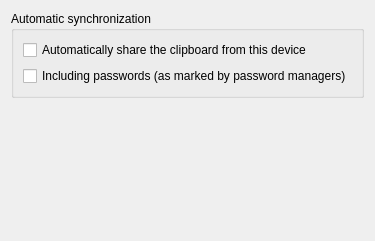
This is plugins/clipboard/clipboard_config.ui in KDE/kdeconnect-kde as Qt 5 draws it before an edit. The edited form follows.
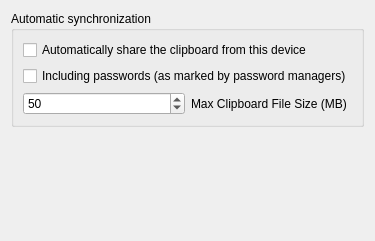
This is the edited form.

Commit message: Ability to send files / images on clipboard between Android and Linux clients (Linux Version)

What changed in the file:
```diff
--- a/plugins/clipboard/clipboard_config.ui
+++ b/plugins/clipboard/clipboard_config.ui
@@ -46,6 +46,30 @@
         </property>
        </widget>
       </item>
+      <item>
+       <layout class="QHBoxLayout" name="horizontalLayout_clipboard_size">
+        <item>
+         <widget class="QSpinBox" name="spinBox_max_clipboard_size">
+          <property name="minimum">
+           <number>0</number>
+          </property>
+          <property name="maximum">
+           <number>1000000</number>
+          </property>
+          <property name="value">
+           <number>50</number>
+          </property>
+         </widget>
+        </item>
+        <item>
+         <widget class="QLabel" name="label_max_clipboard_size">
+          <property name="text">
+           <string>Max Clipboard File Size (MB)</string>
+          </property>
+         </widget>
+        </item>
+       </layout>
+      </item>
      </layout>
     </widget>
    </item>
```
Left out of the diff: 4 changed lines with no effect on the pictures. The commit also changes 8 other files.
